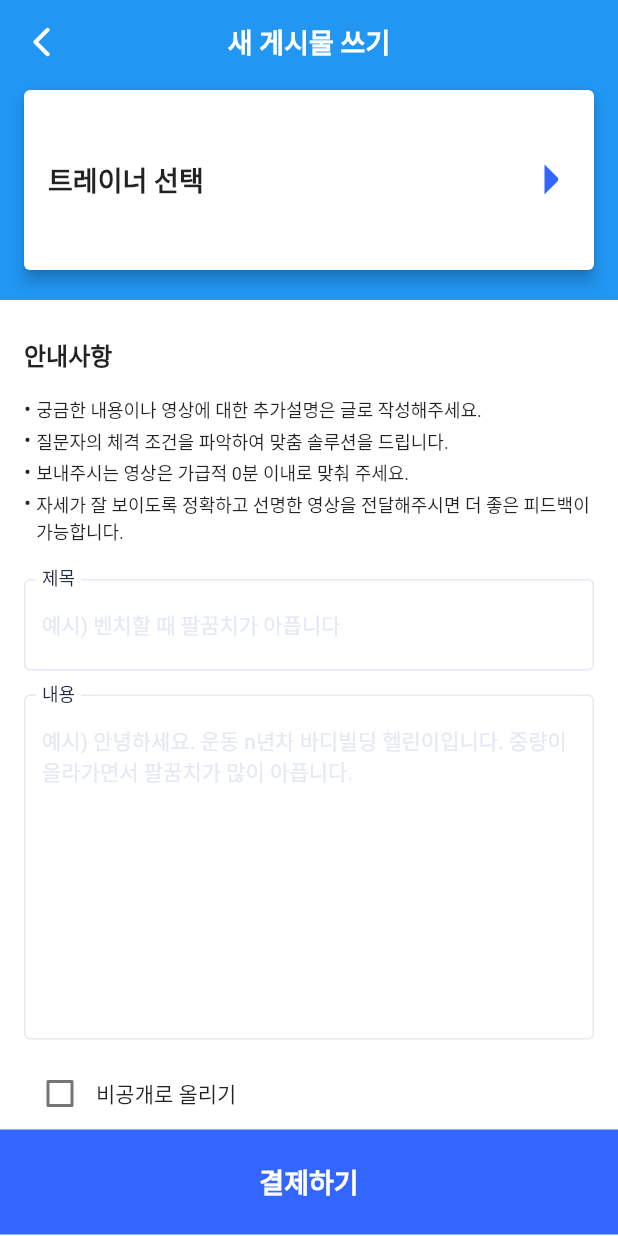
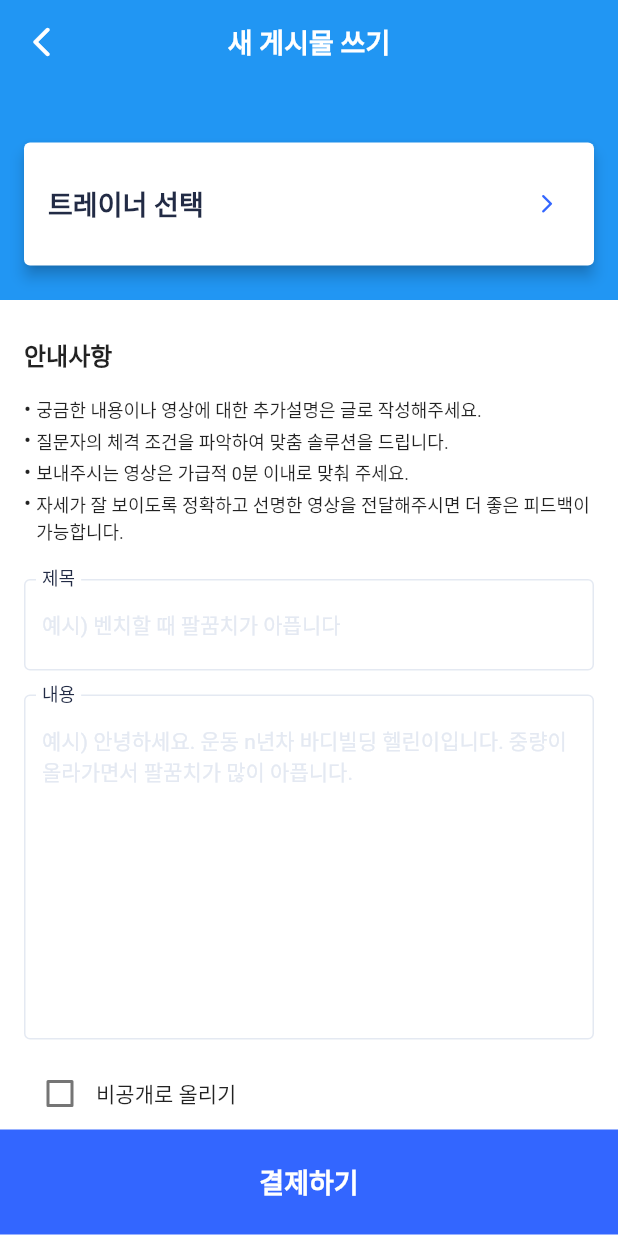
Before and after one commit to CoCoVo/FitQA, a Flutter app: the ScreenFeedbackRequest screen opened directly, on a phone screen of 412 x 824 dp. Run offline on Flutter 3.47's test engine with Material 2 defaults, Android fonts, the phone set to English and light mode, and no system bars; our stand-ins replace cached_network_image, carousel_slider, dio, dotted_border, expandable, flutter_riverpod and 6 more; accounts and stored records are empty.

Commit message:
Feat: Add trainer & category select on feedback request

```diff
--- a/fitqa_flutter/lib/src/presentation/screens/screen_trainer_detail.dart
+++ b/fitqa_flutter/lib/src/presentation/screens/screen_trainer_detail.dart
@@ -135,8 +135,7 @@ class _ScreenTrainerDetailState extends ConsumerState<ScreenTrainerDetail>
               onTap: () => Navigator.push(
                   context,
                   MaterialPageRoute(
-                      builder: (context) =>
-                          ScreenFeedbackRequest(trainer: widget.trainer))),
+                      builder: (context) => ScreenFeedbackRequest())),
             ),
           ),
           const Divider(
@@ -167,8 +166,7 @@ class _ScreenTrainerDetailState extends ConsumerState<ScreenTrainerDetail>
               onTap: () => Navigator.push(
                   context,
                   MaterialPageRoute(
-                      builder: (context) =>
-                          ScreenFeedbackRequest(trainer: widget.trainer))),
+                      builder: (context) => ScreenFeedbackRequest())),
             ),
           ),
         ],
--- a/fitqa_flutter/lib/src/presentation/widgets/feedback/register/feedback_collapsed_appbar.dart
+++ b/fitqa_flutter/lib/src/presentation/widgets/feedback/register/feedback_collapsed_appbar.dart
@@ -1,21 +1,23 @@
-import 'package:fitqa/src/common/fitqa_icon.dart';
-import 'package:fitqa/src/domain/entities/trainer/trainer/trainer.dart';
-import 'package:fitqa/src/presentation/screens/screen_trainer.dart';
+import 'package:fitqa/src/application/feedback/feedback_selected_trainer.dart';
 import 'package:fitqa/src/presentation/widgets/feedback/register/feedback_select_category.dart';
-import 'package:fitqa/src/theme/color.dart';
+import 'package:fitqa/src/presentation/widgets/feedback/register/feedback_select_trainer.dart';
 import 'package:flutter/material.dart';
+import 'package:flutter_riverpod/flutter_riverpod.dart';
 
-class FeedbackCollapsedAppbar extends StatelessWidget {
-  const FeedbackCollapsedAppbar({Key? key, this.trainer}) : super(key: key);
-
-  final Trainer? trainer;
+class FeedbackCollapsedAppbar extends ConsumerWidget {
+  const FeedbackCollapsedAppbar({Key? key}) : super(key: key);
 
   @override
-  Widget build(BuildContext context) {
+  Widget build(BuildContext context, WidgetRef ref) {
+    final selectedTrainer = ref.watch(selectedTrainerProvider);
+
+    final statusBarHeight = MediaQuery.of(context).viewPadding.top;
+
     return Stack(
       children: <Widget>[
         Container(
-          height: 200,
+          // status bar 크기를 뺀 만큼으로 크기를 잡는다.
+          height: 200 - statusBarHeight,
           child: AppBar(
             title: const Text(
               '새 게시물 쓰기',
@@ -26,39 +28,31 @@ class FeedbackCollapsedAppbar extends StatelessWidget {
             leading: InkWell(
               child: const Icon(Icons.arrow_back_ios_rounded),
               onTap: () {
-                Navigator.pop(context);
+                _close(context, ref);
               },
             ),
           ),
         ),
         Padding(
-          padding: const EdgeInsets.only(top: 60),
+          padding: EdgeInsets.only(top: 95 - statusBarHeight),
           child: Card(
-            child: trainer == null
-                ? ListTile(
-                    contentPadding:
-                        const EdgeInsets.symmetric(horizontal: 16, vertical: 32),
-                    title: const Text("트레이너 선택",
-                        style: TextStyle(
-                            fontSize: 18, fontWeight: FontWeight.bold)),
-                    trailing: const Icon(FitQaIcon.enter, color: FColors.blue),
-                    onTap: () {
-                      Navigator.pop(context);
-                      Navigator.push(
-                          context,
-                          MaterialPageRoute(
-                              builder: (context) => const ScreenTrainer()));
-                    },
-                  )
-                : FeedbackSelectCategory(trainer: trainer!),
+            child: (selectedTrainer == null)
+                ? FeedbackSelectTrainer()
+                : FeedbackSelectCategory(),
             margin: const EdgeInsets.symmetric(horizontal: 16),
             elevation: 4,
-            shape: RoundedRectangleBorder(
-                borderRadius: BorderRadius.circular(4)),
+            shape:
+                RoundedRectangleBorder(borderRadius: BorderRadius.circular(4)),
             clipBehavior: Clip.antiAlias,
           ),
         )
       ],
     );
   }
+
+  void _close(BuildContext context, WidgetRef ref) {
+    ref.watch(selectedTrainerProvider.notifier).state = null;
+    ref.watch(selectedTrainerFeedbackPriceProvider.notifier).state = null;
+    Navigator.pop(context);
+  }
 }
```
Also changed, not shown: fitqa_flutter/lib/src/common/number_utils.dart (added, +7 -0 lines), fitqa_flutter/lib/src/presentation/screens/screen_feedback_request.dart (+30 -18 lines), fitqa_flutter/lib/src/presentation/widgets/common/form/fitqa_dropdown.dart (+8 -4 lines), fitqa_flutter/lib/src/presentation/widgets/feedback/register/feedback_select_category.dart (+53 -38 lines), fitqa_flutter/lib/src/presentation/widgets/trainer/list/trainer_card_view.dart (+14 -9 lines).
